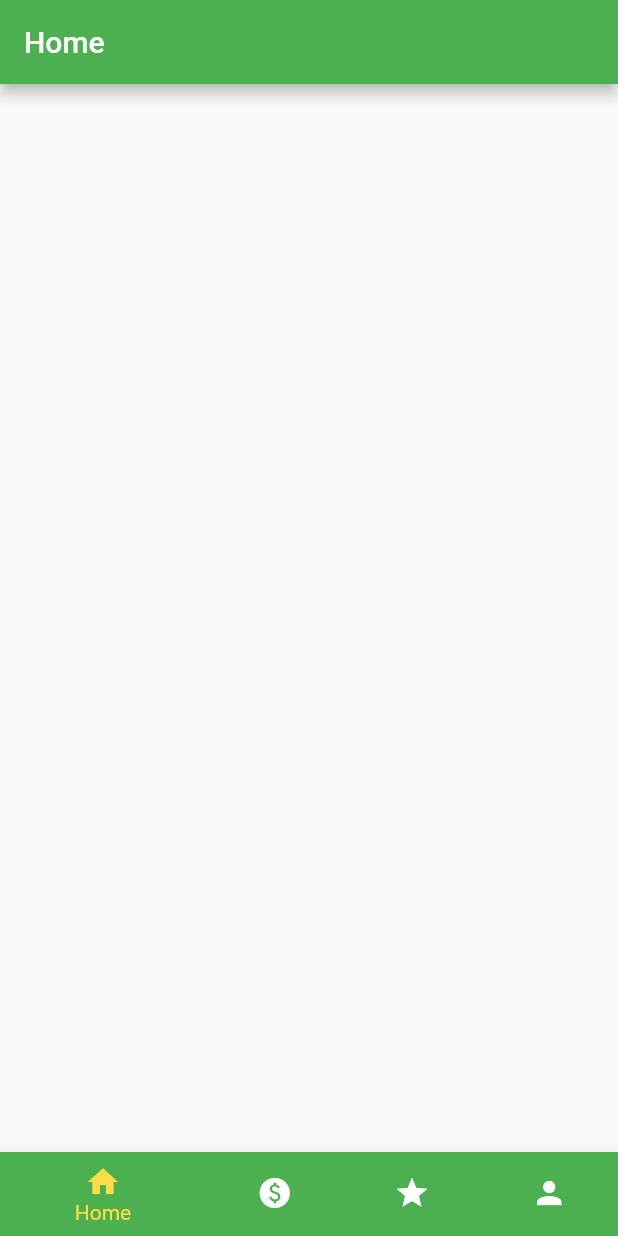
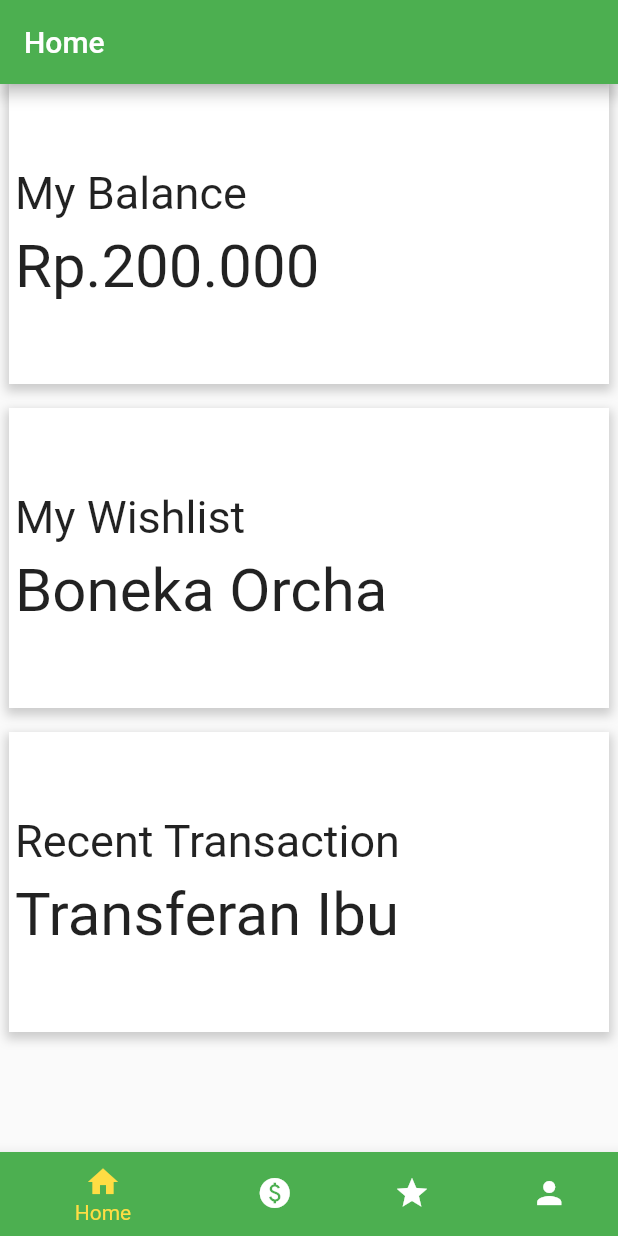
Before and after one commit to astrobila/mobile_moneyhive, a Flutter app: the screen it shows after launch, on a phone screen of 412 x 824 dp. Run offline on Flutter 3.47's test engine with Material 2 defaults, Android fonts, the phone set to English and light mode, and no system bars; our stand-ins replace dio, line_icons, shared_preferences; missing offline and left inert: dart:ffi; network calls fail.

Commit message:
tampilan homepage

```diff
--- a/lib/pages/home/page_home.dart
+++ b/lib/pages/home/page_home.dart
@@ -17,8 +17,139 @@ class _MyWidgetState extends State<PageHome> {
   @override
   Widget build(BuildContext context) {
     return Scaffold(
-        appBar: AppBar(
-      title: const Text('Home'),
-    ));
+      appBar: AppBar(
+        title: const Text('Home'),
+      ),
+      body: SingleChildScrollView(
+        child: Center(
+          child: Column(
+            mainAxisAlignment: MainAxisAlignment.center,
+            children: <Widget>[
+               Container(
+                width: 400,
+                height: 200,
+                child: Column(
+                  mainAxisAlignment: MainAxisAlignment.center,
+                  children: [
+                    Align(
+                      alignment: Alignment.topLeft,
+                      child: Padding(
+                        padding: EdgeInsets.all(4.0),
+                        child: Text(
+                          'My Balance',
+                          style: TextStyle(fontSize: 30),
+                        ),
+                      ),
+                    ),
+                    Align(
+                      alignment: Alignment.centerLeft,
+                      child: Padding(
+                        padding: EdgeInsets.all(4.0),
+                        child: Text(
+                          'Rp.200.000',
+                          style: TextStyle(fontSize: 40),
+                        ),
+                      ),
+                    ),
+                  ],
+                ),
+                decoration: BoxDecoration(
+                  color: Colors.white,
+                  boxShadow: [
+                    BoxShadow(
+                      color: Colors.grey.withOpacity(0.5),
+                      spreadRadius: 2,
+                      blurRadius: 5,
+                      offset: Offset(0, 3),
+                    ),
+                  ],
+                ),
+              ),
+              SizedBox(height: 16),
+              Container(
+                width: 400,
+                height: 200,
+                child: Column(
+                  mainAxisAlignment: MainAxisAlignment.center,
+                  children: [
+                    Align(
+                      alignment: Alignment.topLeft,
+                      child: Padding(
+                        padding: EdgeInsets.all(4.0),
+                        child: Text(
+                          'My Wishlist',
+                          style: TextStyle(fontSize: 30),
+                        ),
+                      ),
+                    ),
+                    Align(
+                      alignment: Alignment.centerLeft,
+                      child: Padding(
+                        padding: EdgeInsets.all(4.0),
+                        child: Text(
+                          'Boneka Orcha',
+                          style: TextStyle(fontSize: 40),
+                        ),
+                      ),
+                    ),
+                  ],
+                ),
+                decoration: BoxDecoration(
+                  color: Colors.white,
+                  boxShadow: [
+                    BoxShadow(
+                      color: Colors.grey.withOpacity(0.5),
+                      spreadRadius: 2,
+                      blurRadius: 5,
+                      offset: Offset(0, 3),
+                    ),
+                  ],
+                ),
+              ),
+              SizedBox(height: 16),
+              Container(
+                width: 400,
+                height: 200,
+                child: Column(
+                  mainAxisAlignment: MainAxisAlignment.center,
+                  children: [
+                    Align(
+                      alignment: Alignment.topLeft,
+                      child: Padding(
+                        padding: EdgeInsets.all(4.0),
+                        child: Text(
+                          'Recent Transaction',
+                          style: TextStyle(fontSize: 30),
+                        ),
+                      ),
+                    ),
+                    Align(
+                      alignment: Alignment.centerLeft,
+                      child: Padding(
+                        padding: EdgeInsets.all(4.0),
+                        child: Text(
+                          'Transferan Ibu',
+                          style: TextStyle(fontSize: 40),
+                        ),
+                      ),
+                    ),
+                  ],
+                ),
+                decoration: BoxDecoration(
+                  color: Colors.white,
+                  boxShadow: [
+                    BoxShadow(
+                      color: Colors.grey.withOpacity(0.5),
+                      spreadRadius: 2,
+                      blurRadius: 5,
+                      offset: Offset(0, 3),
+                    ),
+                  ],
+                ),
+              ),
+            ],
+        ),
+      )),
+    );
   }
 }
```
